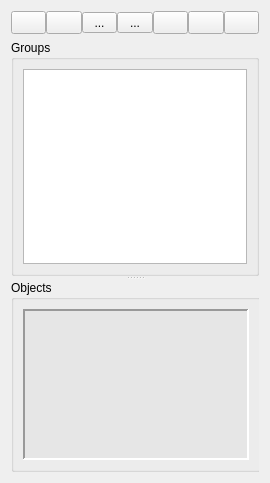
FashionFreedom/Seamly2D, file src/app/seamly2d/dialogs/groups_widget.ui: the form before one commit.
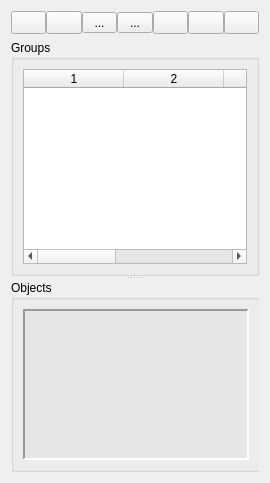
The form after the commit. Icons and pictures are not drawn.

Commit message: add group sorting

Patch:
```diff
--- a/src/app/seamly2d/dialogs/groups_widget.ui
+++ b/src/app/seamly2d/dialogs/groups_widget.ui
@@ -311,16 +311,19 @@
           <enum>QAbstractItemView::SelectRows</enum>
          </property>
          <property name="sortingEnabled">
-          <bool>false</bool>
+          <bool>true</bool>
+         </property>
+         <property name="columnCount">
+          <number>5</number>
          </property>
          <attribute name="horizontalHeaderVisible">
-          <bool>false</bool>
+          <bool>true</bool>
          </attribute>
          <attribute name="horizontalHeaderMinimumSectionSize">
           <number>16</number>
          </attribute>
          <attribute name="horizontalHeaderShowSortIndicator" stdset="0">
-          <bool>false</bool>
+          <bool>true</bool>
          </attribute>
          <attribute name="horizontalHeaderStretchLastSection">
           <bool>true</bool>
@@ -334,6 +337,11 @@
          <attribute name="verticalHeaderHighlightSections">
           <bool>false</bool>
          </attribute>
+         <column/>
+         <column/>
+         <column/>
+         <column/>
+         <column/>
         </widget>
        </item>
       </layout>
```
The commit also changes 7 other files.
